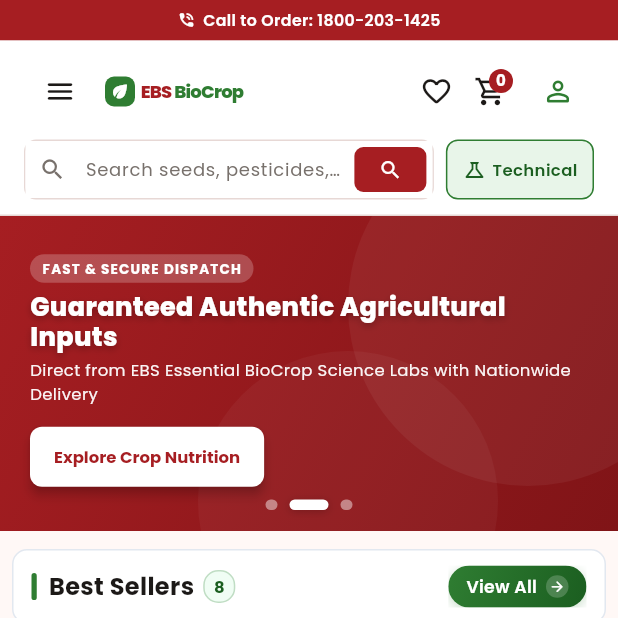
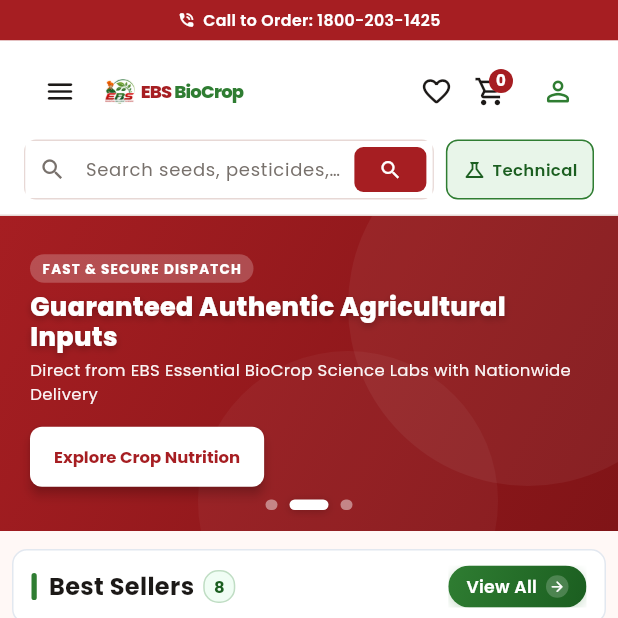
Before and after one commit to krishikrantidealer-cell/seller_website, a Flutter app: the screen it shows after launch, on a phone screen of 412 x 824 dp, the top half of it. Run offline on Flutter 3.47's test engine with Material 3 defaults, Android fonts, the phone set to English and light mode, and no system bars; our stand-ins replace google_fonts; accounts and stored records are empty; network calls fail.

Commit message:
feat(header): display official company logo from assets in main navigation header

```diff
--- a/lib/presentation/widgets/main_nav_header.dart
+++ b/lib/presentation/widgets/main_nav_header.dart
@@ -510,17 +510,32 @@ class _MainNavHeaderState extends State<MainNavHeader> {
     final double titleFontSize = isSmallMobile ? 12 : (isCompact ? 15 : 22);
     final double iconSize = isSmallMobile ? 14 : (isCompact ? 18 : 24);
     final double iconPadding = isSmallMobile ? 3 : (isCompact ? 6 : 8);
+    final double logoBoxSize = isSmallMobile ? 20 : (isCompact ? 30 : 40);
 
-    return Row(
+    return InkWell(
+      onTap: () {
+        Navigator.of(context).popUntil((route) => route.isFirst);
+      },
+      borderRadius: BorderRadius.circular(8),
+      child: Row(
         mainAxisSize: MainAxisSize.min,
         children: [
-        Container(
+          ClipRRect(
+            borderRadius: BorderRadius.circular(isSmallMobile ? 4 : 6),
+            child: Image.asset(
+              'assets/images/company_logo.png',
+              height: logoBoxSize,
+              width: logoBoxSize,
+              fit: BoxFit.contain,
+              errorBuilder: (context, error, stackTrace) => Container(
                 padding: EdgeInsets.all(iconPadding),
                 decoration: BoxDecoration(
                   color: AppColors.primaryGreen,
                   borderRadius: BorderRadius.circular(isSmallMobile ? 6 : 8),
                 ),
                 child: Icon(Icons.eco_rounded, color: Colors.white, size: iconSize),
+              ),
+            ),
           ),
           SizedBox(width: isSmallMobile ? 4 : (isCompact ? 6 : 10)),
           Flexible(
@@ -570,6 +585,7 @@ class _MainNavHeaderState extends State<MainNavHeader> {
             ),
           ),
         ],
+      ),
     );
   }
 
--- a/pubspec.yaml
+++ b/pubspec.yaml
@@ -21,3 +21,6 @@ dev_dependencies:
 
 flutter:
   uses-material-design: true
+
+  assets:
+    - assets/images/
```
Also changed, not shown: assets/images/company_logo.png (added). Lines whose indentation alone changed are shown as unchanged.
